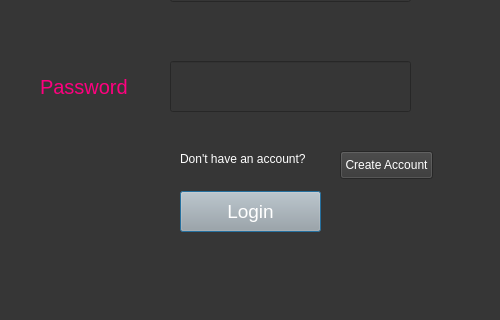
3wes22/Online-Course-Scheduler, file Front End/login.ui: the form before one commit; both pictures show x 0 to 500 and y 199 to 519 of the 500 by 640 pixel window.
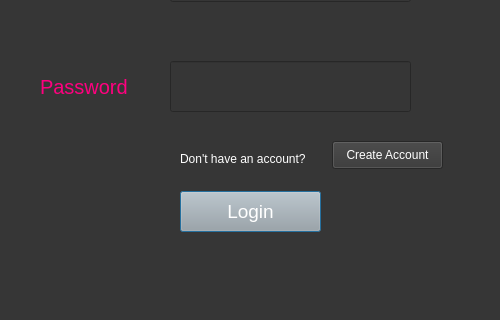
The form after the commit.

The edit to the form file:
```diff
--- a/Front End/login.ui
+++ b/Front End/login.ui
@@ -128,9 +128,9 @@
   <widget class="QPushButton" name="createaccbutton">
    <property name="geometry">
     <rect>
-     <x>340</x>
-     <y>350</y>
-     <width>93</width>
+     <x>332</x>
+     <y>340</y>
+     <width>111</width>
      <height>28</height>
     </rect>
    </property>
```
